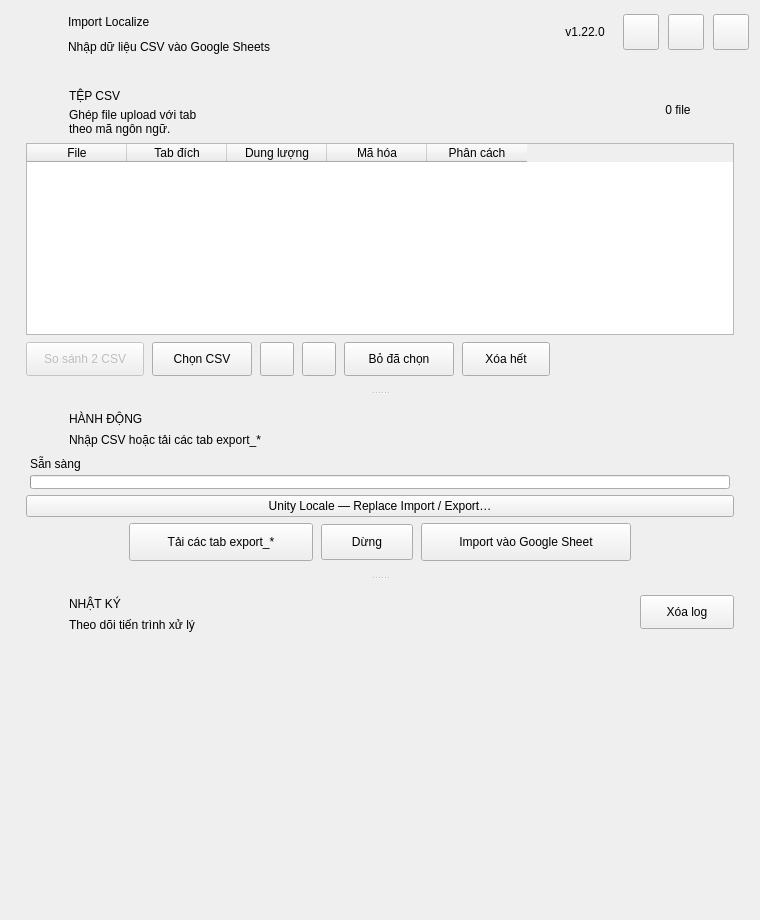
Before: the Qt Designer form src/import_localize/ui/forms/main_window.ui in longnguy3n/Import-Localize, drawn with Qt 5.
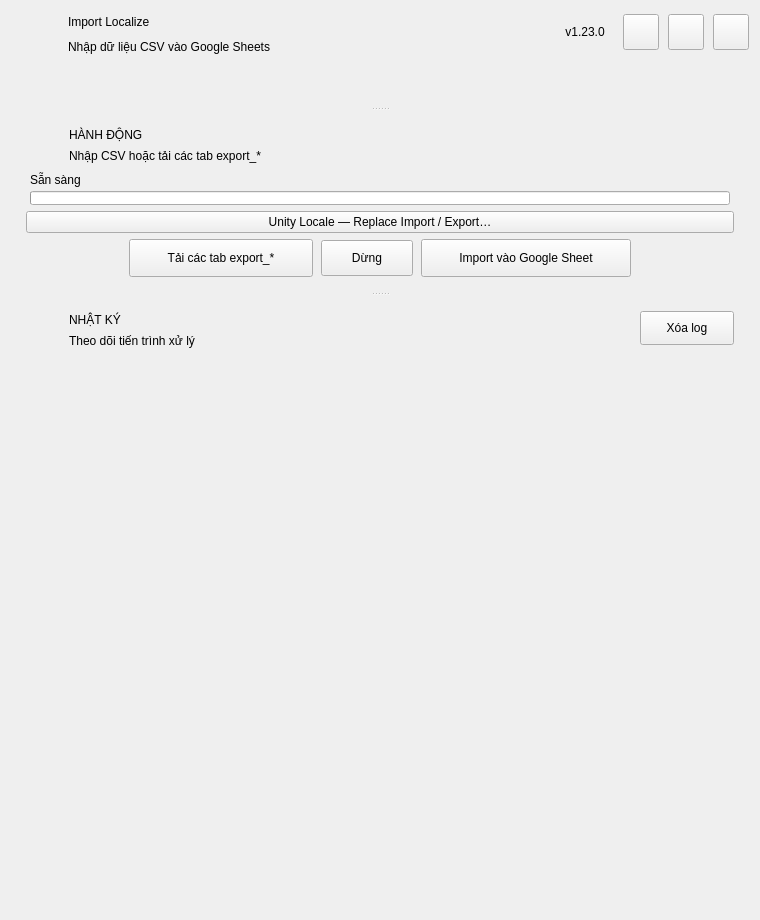
After: the same form once the commit is applied.

Diff of the .ui file:
```diff
--- a/src/import_localize/ui/forms/main_window.ui
+++ b/src/import_localize/ui/forms/main_window.ui
@@ -175,7 +175,7 @@
          </size>
         </property>
         <property name="text">
-         <string>v1.22.0</string>
+         <string>v1.23.0</string>
         </property>
         <property name="alignment">
          <set>Qt::AlignmentFlag::AlignCenter</set>
@@ -274,297 +274,7 @@
         <property name="orientation"><enum>Qt::Orientation::Vertical</enum></property>
         <property name="childrenCollapsible"><bool>false</bool></property>
         <property name="handleWidth"><number>9</number></property>
-<widget class="QFrame" name="filesCard">
-              <property name="sizePolicy">
-               <sizepolicy hsizetype="Expanding" vsizetype="Fixed">
-                <horstretch>0</horstretch>
-                <verstretch>0</verstretch>
-               </sizepolicy>
-              </property>
-              <layout class="QVBoxLayout" name="filesCardLayout">
-               <property name="spacing">
-                <number>7</number>
-               </property>
-               <property name="leftMargin">
-                <number>14</number>
-               </property>
-               <property name="topMargin">
-                <number>10</number>
-               </property>
-               <property name="rightMargin">
-                <number>14</number>
-               </property>
-               <property name="bottomMargin">
-                <number>12</number>
-               </property>
-               <item>
-                <layout class="QHBoxLayout" name="filesHeaderLayout">
-                 <property name="spacing">
-                  <number>9</number>
-                 </property>
-                 <item>
-                  <widget class="QLabel" name="filesIconLabel">
-                   <property name="minimumSize">
-                    <size>
-                     <width>34</width>
-                     <height>34</height>
-                    </size>
-                   </property>
-                   <property name="maximumSize">
-                    <size>
-                     <width>34</width>
-                     <height>34</height>
-                    </size>
-                   </property>
-                   <property name="alignment">
-                    <set>Qt::AlignmentFlag::AlignCenter</set>
-                   </property>
-                  </widget>
-                 </item>
-                 <item>
-                  <layout class="QVBoxLayout" name="filesTitleLayout">
-                   <property name="spacing">
-                    <number>0</number>
-                   </property>
-                   <item>
-                    <widget class="QLabel" name="filesTitleLabel">
-                     <property name="minimumSize">
-                      <size>
-                       <width>0</width>
-                       <height>24</height>
-                      </size>
-                     </property>
-                     <property name="text">
-                      <string>TỆP CSV</string>
-                     </property>
-                    </widget>
-                   </item>
-                   <item>
-                    <widget class="QLabel" name="filesSubtitleLabel">
-                     <property name="sizePolicy">
-                      <sizepolicy hsizetype="Preferred" vsizetype="Preferred">
-                       <horstretch>1</horstretch>
-                       <verstretch>0</verstretch>
-                      </sizepolicy>
-                     </property>
-                     <property name="minimumSize">
-                      <size>
-                       <width>0</width>
-                       <height>17</height>
-                      </size>
-                     </property>
-                     <property name="text">
-                      <string>Ghép file upload với tab theo mã ngôn ngữ.</string>
-                     </property>
-                     <property name="wordWrap">
-                      <bool>true</bool>
-                     </property>
-                    </widget>
-                   </item>
-                  </layout>
-                 </item>
-                 <item>
-                  <spacer name="filesHeaderSpacer">
-                   <property name="orientation">
-                    <enum>Qt::Orientation::Horizontal</enum>
-                   </property>
-                   <property name="sizeHint" stdset="0">
-                    <size>
-                     <width>20</width>
-                     <height>20</height>
-                    </size>
-                   </property>
-                  </spacer>
-                 </item>
-                 <item>
-                  <widget class="QLabel" name="fileSummaryLabel">
-                   <property name="minimumSize">
-                    <size>
-                     <width>112</width>
-                     <height>46</height>
-                    </size>
-                   </property>
-                   <property name="text">
-                    <string>0 file</string>
-                   </property>
-                   <property name="alignment">
-                    <set>Qt::AlignmentFlag::AlignCenter</set>
-                   </property>
-                  </widget>
-                 </item>
-                </layout>
-               </item>
-               <item>
-                <widget class="QTableWidget" name="fileTable">
-                 <property name="minimumSize">
-                  <size>
-                   <width>0</width>
-                   <height>180</height>
-                  </size>
-                 </property>
-                 <property name="maximumSize">
-                  <size>
-                   <width>16777215</width>
-                   <height>220</height>
-                  </size>
-                 </property>
-                 <property name="selectionBehavior">
-                  <enum>QAbstractItemView::SelectionBehavior::SelectRows</enum>
-                 </property>
-                 <property name="selectionMode">
-                  <enum>QAbstractItemView::SelectionMode::ExtendedSelection</enum>
-                 </property>
-                 <property name="editTriggers">
-                  <set>QAbstractItemView::EditTrigger::NoEditTriggers</set>
-                 </property>
-                 <property name="alternatingRowColors">
-                  <bool>true</bool>
-                 </property>
-                 <property name="showGrid">
-                  <bool>false</bool>
-                 </property>
-                 <property name="columnCount">
-                  <number>5</number>
-                 </property>
-                 <column>
-                  <property name="text">
-                   <string>File</string>
-                  </property>
-                 </column>
-                 <column>
-                  <property name="text">
-                   <string>Tab đích</string>
-                  </property>
-                 </column>
-                 <column>
-                  <property name="text">
-                   <string>Dung lượng</string>
-                  </property>
-                 </column>
-                 <column>
-                  <property name="text">
-                   <string>Mã hóa</string>
-                  </property>
-                 </column>
-                 <column>
-                  <property name="text">
-                   <string>Phân cách</string>
-                  </property>
-                 </column>
-                </widget>
-               </item>
-
-               <item>
-                <layout class="QHBoxLayout" name="fileButtonsLayout">
-                 <property name="spacing">
-                  <number>8</number>
-                 </property>
-                 <item><widget class="QPushButton" name="compareFilesButton">
-                  <property name="text"><string>So sánh 2 CSV</string></property>
-                  <property name="enabled"><bool>false</bool></property>
-                  <property name="minimumSize"><size><width>118</width><height>34</height></size></property>
-                  <property name="toolTip"><string>Chọn đúng 2 file bằng Ctrl/Shift. File ở trên là bản cũ, file ở dưới là bản mới; có thể đổi chiều.</string></property>
-                 </widget></item>
-                 <item>
-                  <widget class="QPushButton" name="addFilesButton">
-                   <property name="minimumSize">
-                    <size>
-                     <width>100</width>
-                     <height>34</height>
-                    </size>
-                   </property>
-                   <property name="text">
-                    <string>Chọn CSV</string>
-                   </property>
-                  </widget>
-                 </item>
-                 <item>
-                  <widget class="QPushButton" name="moveUpButton">
-                   <property name="minimumSize">
-                    <size>
-                     <width>34</width>
-                     <height>34</height>
-                    </size>
-                   </property>
-                   <property name="maximumSize">
-                    <size>
-                     <width>34</width>
-                     <height>34</height>
-                    </size>
-                   </property>
-                   <property name="text">
-                    <string />
-                   </property>
-                   <property name="toolTip">
-                    <string>Đưa file đã chọn lên trên (Alt+↑)</string>
-                   </property>
-                  </widget>
-                 </item>
-                 <item>
-                  <widget class="QPushButton" name="moveDownButton">
-                   <property name="minimumSize">
-                    <size>
-                     <width>34</width>
-                     <height>34</height>
-                    </size>
-                   </property>
-                   <property name="maximumSize">
-                    <size>
-                     <width>34</width>
-                     <height>34</height>
-                    </size>
-                   </property>
-                   <property name="text">
-                    <string />
-                   </property>
-                   <property name="toolTip">
-                    <string>Đưa file đã chọn xuống dưới (Alt+↓)</string>
-                   </property>
-                  </widget>
-                 </item>
-                 <item>
-                  <widget class="QPushButton" name="removeFilesButton">
-                   <property name="minimumSize">
-                    <size>
-                     <width>110</width>
-                     <height>34</height>
-                    </size>
-                   </property>
-                   <property name="text">
-                    <string>Bỏ đã chọn</string>
-                   </property>
-                  </widget>
-                 </item>
-                 <item>
-                  <widget class="QPushButton" name="clearFilesButton">
-                   <property name="minimumSize">
-                    <size>
-                     <width>88</width>
-                     <height>34</height>
-                    </size>
-                   </property>
-                   <property name="text">
-                    <string>Xóa hết</string>
-                   </property>
-                  </widget>
-                 </item>
-                 <item>
-                  <spacer name="fileButtonsSpacer">
-                   <property name="orientation">
-                    <enum>Qt::Orientation::Horizontal</enum>
-                   </property>
-                   <property name="sizeHint" stdset="0">
-                    <size>
-                     <width>20</width>
-                     <height>20</height>
-                    </size>
-                   </property>
-                  </spacer>
-                 </item>
-                </layout>
-               </item>
-              </layout>
-             </widget>
+<widget class="QFrame" name="workflowFrame"/>
 <widget class="QFrame" name="actionCard">
            <property name="sizePolicy">
             <sizepolicy hsizetype="Expanding" vsizetype="Fixed">
```
